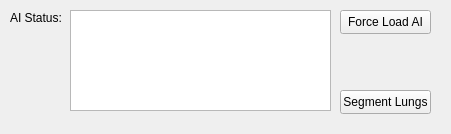
Above: src/sovLungAIPanelWidget.ui from aylward/Minder3D before the change. Below: the same form after it.
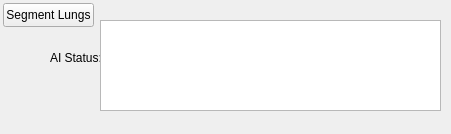
That is the form after the change.

Commit message: ENH: Connected panels and added Table for results.

What changed in the file:
```diff
--- a/src/sovLungAIPanelWidget.ui
+++ b/src/sovLungAIPanelWidget.ui
@@ -16,9 +16,9 @@
   <widget class="QLabel" name="lungAIStatusLabel">
    <property name="geometry">
     <rect>
-     <x>10</x>
-     <y>10</y>
-     <width>61</width>
+     <x>50</x>
+     <y>50</y>
+     <width>51</width>
      <height>16</height>
     </rect>
    </property>
@@ -29,31 +29,18 @@
   <widget class="QTextBrowser" name="lungAIStatusTextBrowser">
    <property name="geometry">
     <rect>
-     <x>70</x>
-     <y>10</y>
-     <width>261</width>
-     <height>101</height>
+     <x>100</x>
+     <y>20</y>
+     <width>341</width>
+     <height>91</height>
     </rect>
    </property>
   </widget>
-  <widget class="QPushButton" name="lungAIForceLoadButton">
-   <property name="geometry">
-    <rect>
-     <x>340</x>
-     <y>10</y>
-     <width>91</width>
-     <height>24</height>
-    </rect>
-   </property>
-   <property name="text">
-    <string>Force Load AI</string>
-   </property>
-  </widget>
   <widget class="QPushButton" name="lungAISegmentButton">
    <property name="geometry">
     <rect>
-     <x>340</x>
-     <y>90</y>
+     <x>3</x>
+     <y>3</y>
      <width>91</width>
      <height>24</height>
     </rect>
```
The commit also changes 25 other files.
